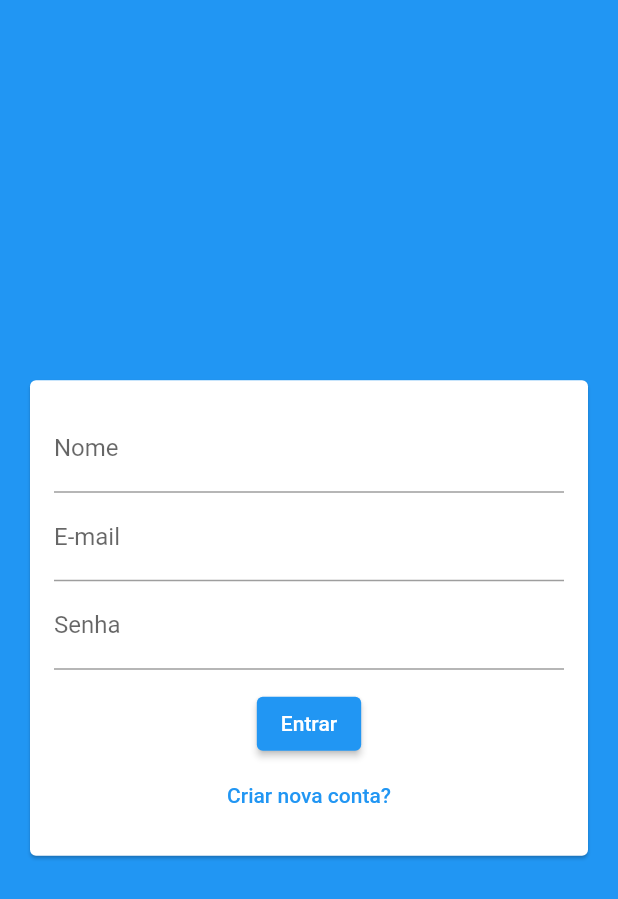
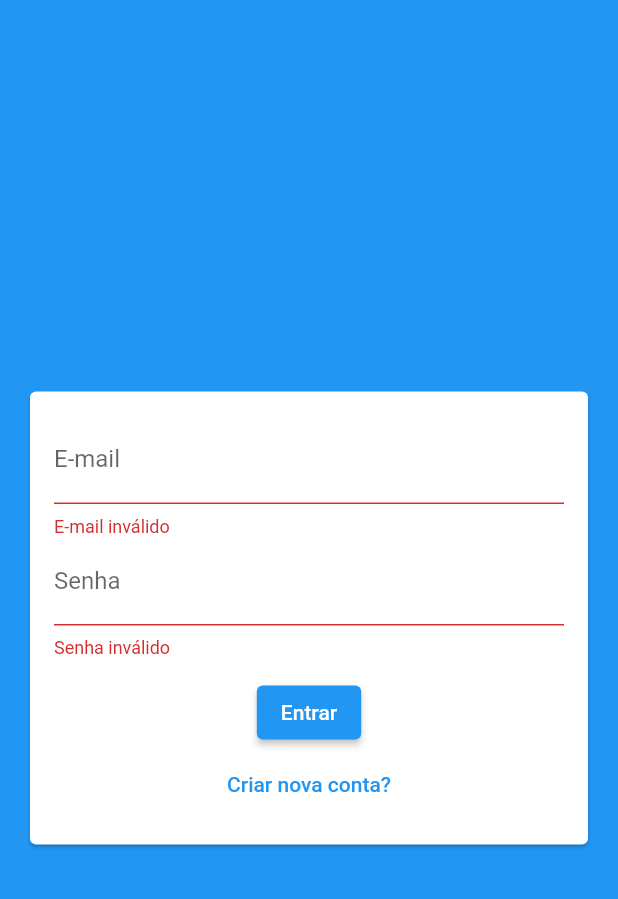
Before and after one commit to rodrigolmacedo/flutter_chat_firebase, a Flutter app: the AuthScreen screen opened directly, after a tap on "Entrar", on a phone screen of 412 x 824 dp. Shown: the top 899 px of the screen. Run offline on Flutter 3.47's test engine with Material 2 defaults, Android fonts, the light colour scheme and no system bars; our stand-ins replace firebase_core; accounts and stored records are empty.

Commit message:
evoluindo formulario de login/cadastro

```diff
--- /dev/null
+++ b/flutter_chat_firebase/lib/models/auth_data.dart
@@ -0,0 +1,15 @@
+enum AuthMode { LOGIN, SIGNUP }
+
+class AuthData {
+  String name;
+  String email;
+  String password;
+  AuthMode _mode = AuthMode.LOGIN;
+
+  bool get isSignup => _mode == AuthMode.SIGNUP;
+  bool get isLogin => _mode == AuthMode.LOGIN;
+
+  void toggleMode() {
+    _mode = _mode == AuthMode.LOGIN ? AuthMode.SIGNUP : AuthMode.LOGIN;
+  }
+}
--- a/flutter_chat_firebase/lib/widgets/auth_form.dart
+++ b/flutter_chat_firebase/lib/widgets/auth_form.dart
@@ -1,4 +1,5 @@
 import 'package:flutter/material.dart';
+import 'package:flutter_chat_firebase/models/auth_data.dart';
 
 class AuthForm extends StatefulWidget {
   @override
@@ -6,6 +7,17 @@ class AuthForm extends StatefulWidget {
 }
 
 class _AuthFormState extends State<AuthForm> {
+  final GlobalKey<FormState> _formKey = GlobalKey();
+  final AuthData _authData = AuthData();
+
+  _submit() {
+    bool isValid = _formKey.currentState.validate();
+
+    if (isValid) {
+      print(_authData);
+    }
+  }
+
   @override
   Widget build(BuildContext context) {
     return Center(
@@ -14,21 +26,65 @@ class _AuthFormState extends State<AuthForm> {
         child: SingleChildScrollView(
           padding: EdgeInsets.all(16),
           child: Form(
+              key: _formKey,
               child: Column(
                 children: [
+                  if (_authData.isSignup)
                     TextFormField(
+                      key: ValueKey('name'),
+                      initialValue: _authData.name,
                       decoration: InputDecoration(labelText: 'Nome'),
+                      onChanged: (value) => _authData.name = value,
+                      validator: (value) {
+                        if (value == null || value.trim().length < 4) {
+                          return "Nome inválido";
+                        }
+
+                        return null;
+                      },
                     ),
                   TextFormField(
+                    key: ValueKey('email'),
+                    initialValue: _authData.email,
                     decoration: InputDecoration(labelText: 'E-mail'),
+                    onChanged: (value) => _authData.email = value,
+                    validator: (value) {
+                      if (value == null || !value.trim().contains('@')) {
+                        return "E-mail inválido";
+                      }
+
+                      return null;
+                    },
                   ),
                   TextFormField(
+                    key: ValueKey('password'),
+                    initialValue: _authData.password,
                     obscureText: true,
                     decoration: InputDecoration(labelText: 'Senha'),
+                    onChanged: (value) => _authData.password = value,
+                    validator: (value) {
+                      if (value == null || value.trim().length < 7) {
+                        return "Senha inválido";
+                      }
+
+                      return null;
+                    },
                   ),
                   SizedBox(height: 12),
-              ElevatedButton(onPressed: () {}, child: Text('Entrar')),
-              TextButton(onPressed: () {}, child: Text('Criar nova conta?'))
+                  ElevatedButton(
+                      style: ButtonStyle(),
+                      onPressed: _submit,
+                      child: Text(_authData.isLogin ? 'Entrar' : 'Cadastrar')),
+                  TextButton(
+                    child: Text(_authData.isLogin
+                        ? 'Criar nova conta?'
+                        : 'Já possui uma conta?'),
+                    onPressed: () {
+                      setState(() {
+                        _authData.toggleMode();
+                      });
+                    },
+                  )
                 ],
               )),
         ),
```
Lines whose indentation alone changed are shown as unchanged.
